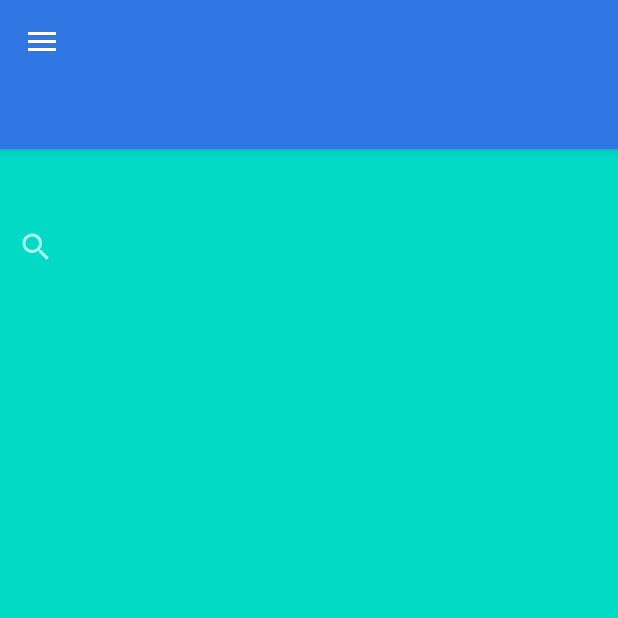
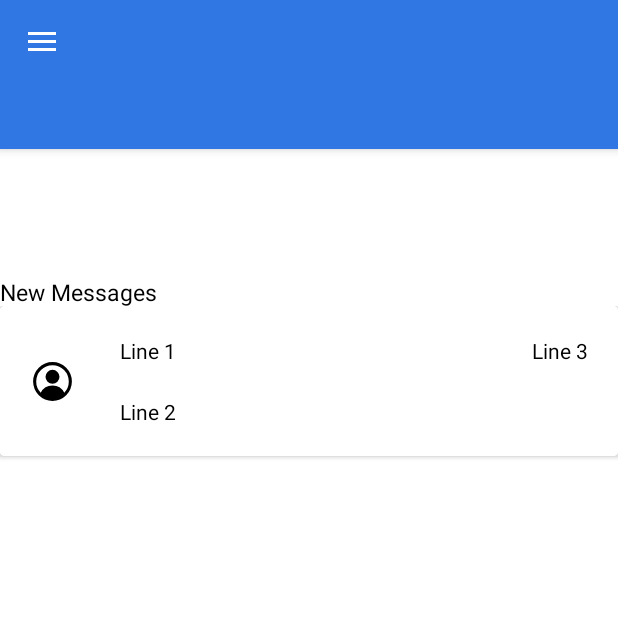
Before and after one commit to 00MB/Shout, an Android app: the MessageFragment screen opened directly, with no data from a screen before it, on a phone screen of 412 x 824 dp, the top half of it. Run offline under Robolectric (Android 15) with nearby library versions, the phone set to English and light mode, and no system bars.

Commit message:
Message Activity with Recycler View

```diff
--- /dev/null
+++ b/app/src/main/java/com/example/shout/ExampleAdapter.java
@@ -0,0 +1,48 @@
+package com.example.shout;
+
+import android.view.LayoutInflater;
+import android.view.View;
+import android.view.ViewGroup;
+import android.widget.ImageView;
+import android.widget.TextView;
+
+import androidx.recyclerview.widget.RecyclerView;
+
+import java.util.ArrayList;
+public class ExampleAdapter extends RecyclerView.Adapter<ExampleAdapter.ExampleViewHolder> {
+    private ArrayList<MessageItem> mExampleList;
+    public static class ExampleViewHolder extends RecyclerView.ViewHolder {
+        public ImageView mImageView;
+        public TextView mTextView1;
+        public TextView mTextView2;
+        public TextView mTextView3;
+        public ExampleViewHolder(View itemView) {
+            super(itemView);
+            mImageView = itemView.findViewById(R.id.userimage);
+            mTextView1 = itemView.findViewById(R.id.name);
+            mTextView2 = itemView.findViewById(R.id.messagetext);
+            mTextView3= itemView.findViewById(R.id.timestamp);
+        }
+    }
+    public ExampleAdapter(ArrayList<MessageItem> exampleList) {
+        mExampleList = exampleList;
+    }
+    @Override
+    public ExampleViewHolder onCreateViewHolder(ViewGroup parent, int viewType) {
+        View v = LayoutInflater.from(parent.getContext()).inflate(R.layout.messageitemcard, parent, false);
+        ExampleViewHolder evh = new ExampleViewHolder(v);
+        return evh;
+    }
+    @Override
+    public void onBindViewHolder(ExampleViewHolder holder, int position) {
+        MessageItem currentItem = mExampleList.get(position);
+        holder.mImageView.setImageResource(currentItem.getImageResource());
+        holder.mTextView1.setText(currentItem.getText1());
+        holder.mTextView2.setText(currentItem.getText2());
+        holder.mTextView3.setText(currentItem.getText3());
+    }
+    @Override
+    public int getItemCount() {
+        return mExampleList.size();
+    }
+}
--- a/app/src/main/java/com/example/shout/HomeFragment.java
+++ b/app/src/main/java/com/example/shout/HomeFragment.java
@@ -11,8 +11,10 @@ import androidx.annotation.Nullable;
 import androidx.fragment.app.Fragment;
 
 public class HomeFragment extends Fragment {
+
     @Nullable
     @Override
+
     public View onCreateView(LayoutInflater inflater, @Nullable ViewGroup container, @Nullable Bundle savedInstanceState) {
         return inflater.inflate(R.layout.fragment_home, container, false);
     }
--- a/app/src/main/java/com/example/shout/MessageFragment.java
+++ b/app/src/main/java/com/example/shout/MessageFragment.java
@@ -9,11 +9,28 @@ import android.view.ViewGroup;
 
 import androidx.annotation.Nullable;
 import androidx.fragment.app.Fragment;
+import androidx.recyclerview.widget.LinearLayoutManager;
+import androidx.recyclerview.widget.RecyclerView;
+
+import java.util.ArrayList;
 
 public class MessageFragment extends Fragment {
+    private RecyclerView mRecyclerView;
+    private RecyclerView.Adapter mAdapter;
+    private RecyclerView.LayoutManager mLayoutManager;
     @Nullable
     @Override
     public View onCreateView(LayoutInflater inflater, @Nullable ViewGroup container, @Nullable Bundle savedInstanceState) {
-        return inflater.inflate(R.layout.fragment_message, container, false);
+        View rootview= inflater.inflate(R.layout.fragment_message, container, false);
+        ArrayList<MessageItem> exampleList = new ArrayList<>();
+        exampleList.add(new MessageItem(R.drawable.ic_user , "Line 1", "Line 2","Line 3"));
+        mRecyclerView = rootview.findViewById(R.id.messagelist);
+        mRecyclerView.setHasFixedSize(true);
+        mLayoutManager=new LinearLayoutManager(getActivity());
+        mAdapter = new ExampleAdapter(exampleList);
+        mRecyclerView.setLayoutManager(mLayoutManager);
+        mRecyclerView.setAdapter(mAdapter);
+
+        return rootview;
     }
 }
--- /dev/null
+++ b/app/src/main/java/com/example/shout/MessageItem.java
@@ -0,0 +1,30 @@
+package com.example.shout;
+
+public class MessageItem {
+
+
+        private int mImageResource;
+        private String mText1;
+        private String mText2;
+        private  String mText3;
+        public MessageItem(int imageResource, String text1, String text2, String text3) {
+            mImageResource = imageResource;
+            mText1 = text1;
+            mText2 = text2;
+            mText3=text3;
+        }
+        public int getImageResource() {
+            return mImageResource;
+        }
+        public String getText1() {
+            return mText1;
+        }
+        public String getText2() {
+            return mText2;
+        }
+        public String getText3()
+        {
+            return mText3;
+        }
+
+}
--- a/app/src/main/res/layout/fragment_message.xml
+++ b/app/src/main/res/layout/fragment_message.xml
@@ -5,19 +5,34 @@
     xmlns:tools="http://schemas.android.com/tools"
     android:layout_width="match_parent"
     android:layout_height="match_parent"
-    android:background="@color/teal_200"
+    android:background="@color/white"
     >
-<androidx.constraintlayout.widget.ConstraintLayout
-    android:layout_width="match_parent"
-    android:layout_height="match_parent"
-    >
+    <androidx.constraintlayout.widget.ConstraintLayout
+        android:layout_width="match_parent"
+        android:layout_height="match_parent">
 
-    <SearchView
-        android:layout_width="match_parent"
-        android:layout_height="100dp"
-        android:paddingTop="30dp"
-        app:layout_constraintTop_toTopOf="parent"
-        tools:layout_editor_absoluteX="16dp" />
-</androidx.constraintlayout.widget.ConstraintLayout>
+        <TextView
+            android:layout_width="match_parent"
+            android:layout_height="20dp"
+            android:text="New Messages"
+            android:textColor="@color/black"
+            android:textSize="15dp"
+            app:layout_constraintBottom_toTopOf="@+id/messagelist"
+            app:layout_constraintEnd_toEndOf="parent"
+            app:layout_constraintStart_toStartOf="parent"></TextView>
+
+        <androidx.recyclerview.widget.RecyclerView
+            android:id="@+id/messagelist"
+            android:layout_width="match_parent"
+
+            android:layout_height="620dp"
+
+            android:layout_marginBottom="0dp"
+            android:scrollbars="vertical"
+            app:layout_constraintBottom_toBottomOf="parent"
+            app:layout_constraintEnd_toEndOf="parent"
+            app:layout_constraintHorizontal_bias="0.0"
+            app:layout_constraintStart_toStartOf="parent"></androidx.recyclerview.widget.RecyclerView>
+    </androidx.constraintlayout.widget.ConstraintLayout>
 
 </RelativeLayout>
--- a/app/src/main/res/layout/messageitemcard.xml
+++ b/app/src/main/res/layout/messageitemcard.xml
@@ -1,6 +1,60 @@
 <?xml version="1.0" encoding="utf-8"?>
+<androidx.cardview.widget.CardView
+    xmlns:android="http://schemas.android.com/apk/res/android"
+    xmlns:app="http://schemas.android.com/apk/res-auto"
+    xmlns:tools="http://schemas.android.com/tools"
+    android:layout_width="match_parent"
+    android:layout_height="100dp">
 <androidx.constraintlayout.widget.ConstraintLayout
-    xmlns:android="http://schemas.android.com/apk/res/android" android:layout_width="match_parent"
-    android:layout_height="100dp">
+    android:background="@color/white"
+    android:layout_width="match_parent"
+    android:layout_height="match_parent">
+    <ImageView
+        android:id="@+id/userimage"
+        android:layout_width="30dp"
+        android:layout_height="30dp"
+        android:layout_marginStart="20dp"
+        android:layout_marginLeft="20dp"
+        app:layout_constraintBottom_toBottomOf="parent"
+        app:layout_constraintStart_toStartOf="parent"
+        app:layout_constraintTop_toTopOf="parent"
+        app:layout_constraintVertical_bias="0.507"
+        android:src="@drawable/ic_user" />
 
+    <TextView
+        android:id="@+id/name"
+        android:layout_width="wrap_content"
+        android:layout_height="wrap_content"
+        android:layout_marginStart="30dp"
+        android:layout_marginLeft="30dp"
+        android:layout_marginTop="20dp"
+        android:text="Mark"
+        android:textColor="@color/black"
+        app:layout_constraintStart_toEndOf="@+id/userimage"
+        app:layout_constraintTop_toTopOf="parent" />
+
+    <TextView
+        android:id="@+id/messagetext"
+        android:layout_width="wrap_content"
+        android:layout_height="wrap_content"
+        android:layout_marginStart="30dp"
+        android:layout_marginLeft="30dp"
+        android:layout_marginBottom="20dp"
+        android:text="Does abnyone have some canned food to spare?"
+        android:textColor="@color/black"
+        app:layout_constraintBottom_toBottomOf="parent"
+        app:layout_constraintStart_toEndOf="@+id/userimage" />
+
+    <TextView
+        android:id="@+id/timestamp"
+        android:layout_width="wrap_content"
+        android:layout_height="wrap_content"
+        android:layout_marginTop="20dp"
+        android:layout_marginEnd="20dp"
+        android:layout_marginRight="20dp"
+        android:text="45 mins ago"
+        android:textColor="@color/black"
+        app:layout_constraintEnd_toEndOf="parent"
+        app:layout_constraintTop_toTopOf="parent" />
 </androidx.constraintlayout.widget.ConstraintLayout>
+</androidx.cardview.widget.CardView>
```
